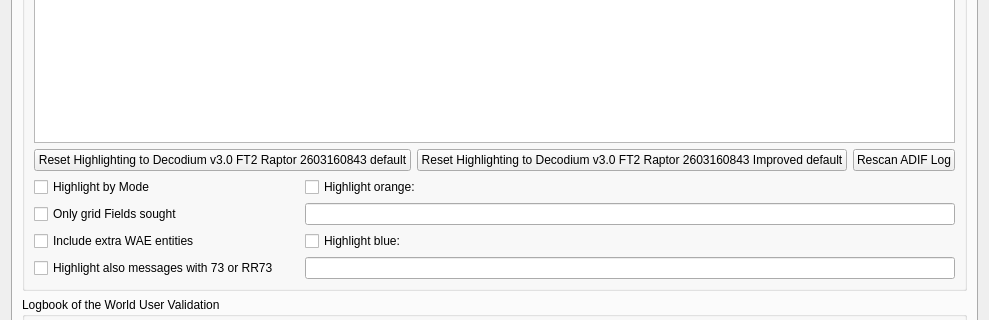
First picture: the form in Configuration.ui, repository iu8lmc/Decodium-3.0-Codename-Raptor, before the edit; both pictures show x 0 to 989 and y 124 to 444 of the 989 by 716 pixel window.
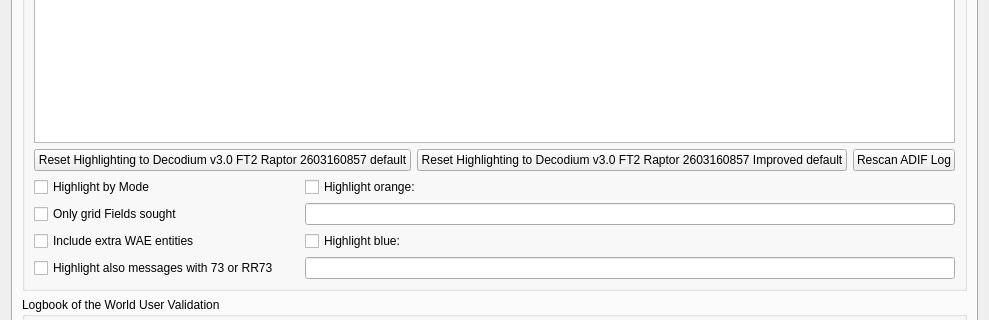
Second picture: the form after the edit. The open tabs and pages were chosen to show the change. Custom widgets are drawn as their Qt base class.

Diff of the .ui file:
```diff
--- a/Configuration.ui
+++ b/Configuration.ui
@@ -2828,14 +2828,14 @@
                <string>&lt;html&gt;&lt;head/&gt;&lt;body&gt;&lt;p&gt;Push to reset all highlight items above to default values and priorities.&lt;/p&gt;&lt;/body&gt;&lt;/html&gt;</string>
               </property>
               <property name="text">
-               <string>Reset Highlighting to Decodium v3.0 FT2 Raptor 2603160843 default</string>
+               <string>Reset Highlighting to Decodium v3.0 FT2 Raptor 2603160857 default</string>
               </property>
              </widget>
             </item>
             <item>
              <widget class="QPushButton" name="reset_highlighting_to_defaults2_push_button">
               <property name="text">
-               <string>Reset Highlighting to Decodium v3.0 FT2 Raptor 2603160843 Improved default</string>
+               <string>Reset Highlighting to Decodium v3.0 FT2 Raptor 2603160857 Improved default</string>
               </property>
              </widget>
             </item>
```
Left out of the diff: 14 changed lines with no effect on the pictures.
